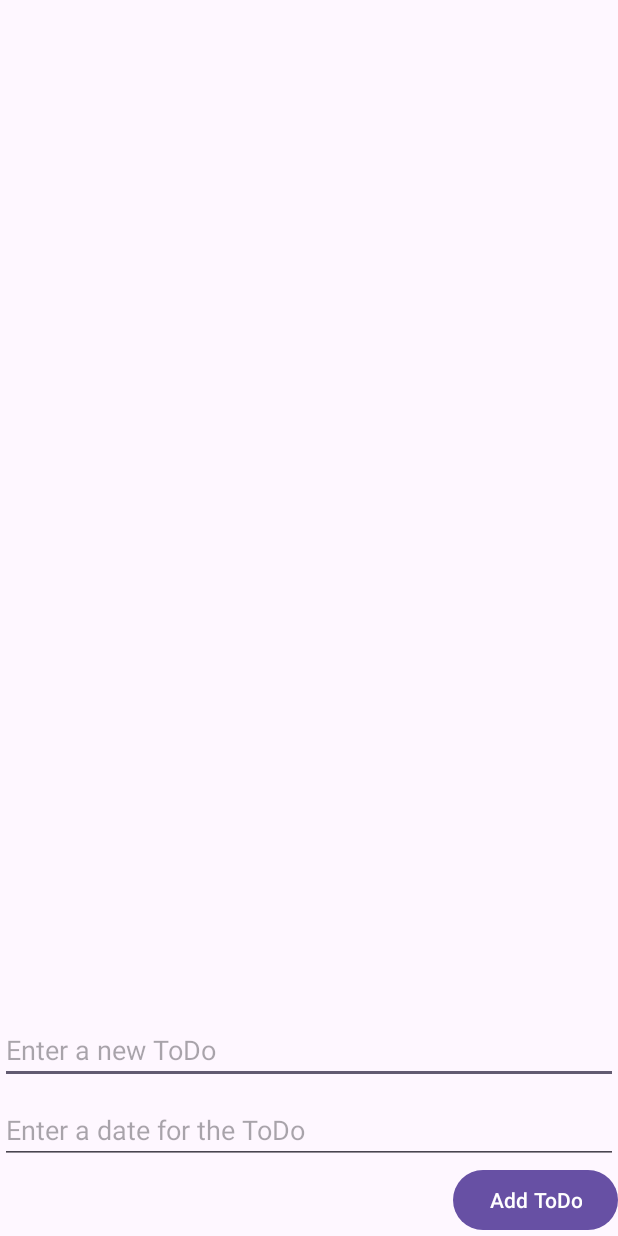
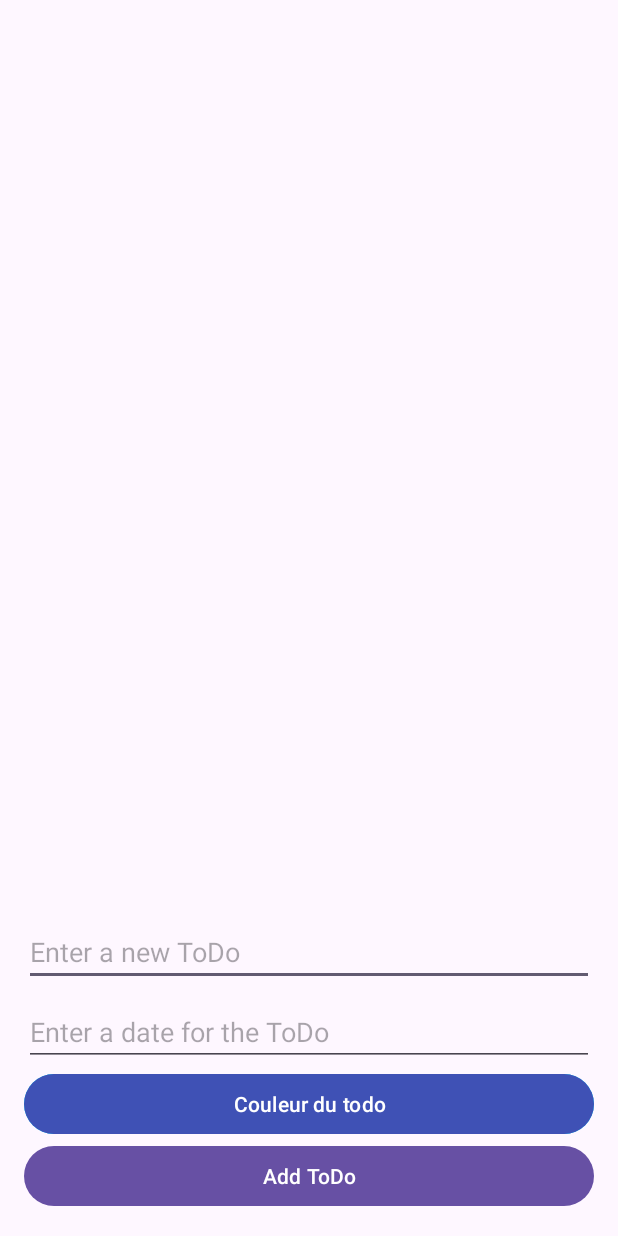
Before and after one commit to Konynico/Chronos-HM40, an Android app: the screen it shows after launch (TodoList), after a tap on "ToDo List", on a phone screen of 412 x 824 dp. Run offline under Robolectric (Android 15) with nearby library versions, the phone set to English and light mode, and no system bars; libraries missing offline, so code that uses them is left out: com.opencsv, com.opencsv.exceptions, yuku.ambilwarna; 2 other taps on this screen came first.

Commit message:
Améliorations todo

```diff
--- a/app/build.gradle
+++ b/app/build.gradle
@@ -33,6 +33,7 @@ android {
 
 dependencies {
 
+    implementation 'com.opencsv:opencsv:5.5.2'
     implementation 'androidx.appcompat:appcompat:1.4.1'
     implementation 'androidx.recyclerview:recyclerview:1.2.1'
     implementation 'com.google.android.material:material:1.5.0'
--- a/app/src/main/res/layout/activity_todo_list.xml
+++ b/app/src/main/res/layout/activity_todo_list.xml
@@ -1,33 +1,22 @@
 <?xml version="1.0" encoding="utf-8"?>
-<androidx.constraintlayout.widget.ConstraintLayout xmlns:android="http://schemas.android.com/apk/res/android"
-    xmlns:app="http://schemas.android.com/apk/res-auto"
+<RelativeLayout xmlns:android="http://schemas.android.com/apk/res/android"
     xmlns:tools="http://schemas.android.com/tools"
     android:layout_width="match_parent"
-    android:layout_height="match_parent"
-    tools:context=".TodoList">
-
-
-
-    <RelativeLayout
-        android:layout_width="match_parent"
-        android:layout_height="match_parent"
-        tools:context=".TodoList">
+    android:layout_height="match_parent">
 
     <ListView
         android:id="@+id/lvItems"
-            android:layout_width="wrap_content"
-            android:layout_height="wrap_content"
-            android:layout_above="@+id/layout_add_item"
-            android:layout_alignParentLeft="true"
-            android:layout_alignParentStart="true"
-            android:layout_alignParentTop="true" />
+        android:layout_width="match_parent"
+        android:layout_height="match_parent"
+        android:layout_above="@+id/layout_add_item" />
 
     <LinearLayout
         android:id="@+id/layout_add_item"
         android:layout_width="match_parent"
         android:layout_height="wrap_content"
         android:layout_alignParentBottom="true"
-            android:orientation="vertical">
+        android:orientation="vertical"
+        android:padding="16dp">
 
         <EditText
             android:id="@+id/etNewItem"
@@ -43,17 +32,20 @@
             android:hint="Enter a date for the ToDo" />
 
         <Button
+            android:id="@+id/button"
+            android:layout_width="match_parent"
+            android:layout_height="wrap_content"
+            android:layout_marginTop="1dp"
+            android:backgroundTint="@android:color/holo_blue_bright"
+            android:text="Couleur du todo"
+            android:onClick="onClick" />
+
+        <Button
             android:id="@+id/btnAddItem"
-                android:layout_width="wrap_content"
+            android:layout_width="match_parent"
             android:layout_height="wrap_content"
-                android:layout_gravity="end"
             android:onClick="onAddItem"
-                android:text="Add ToDo"
-                android:inputType="date" />
-
+            android:text="Add ToDo" />
 
     </LinearLayout>
-
 </RelativeLayout>
-
-</androidx.constraintlayout.widget.ConstraintLayout>
```
Also changed, not shown: app/src/main/java/com/example/chronos_hm40/TodoList.java (+93 -8 lines). Lines whose indentation alone changed are shown as unchanged.
